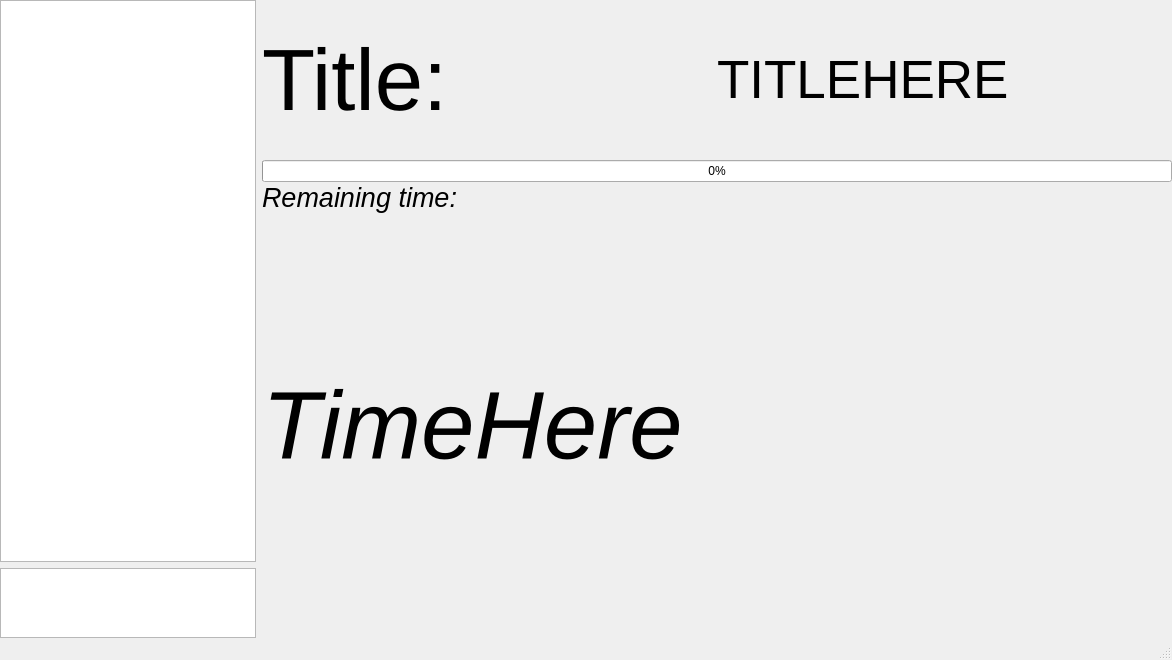
Before: the Qt Designer form client/kitchenhelper_client/ui/MainWindow.ui in noFrostoo/KitchenHelper, drawn with Qt 5.
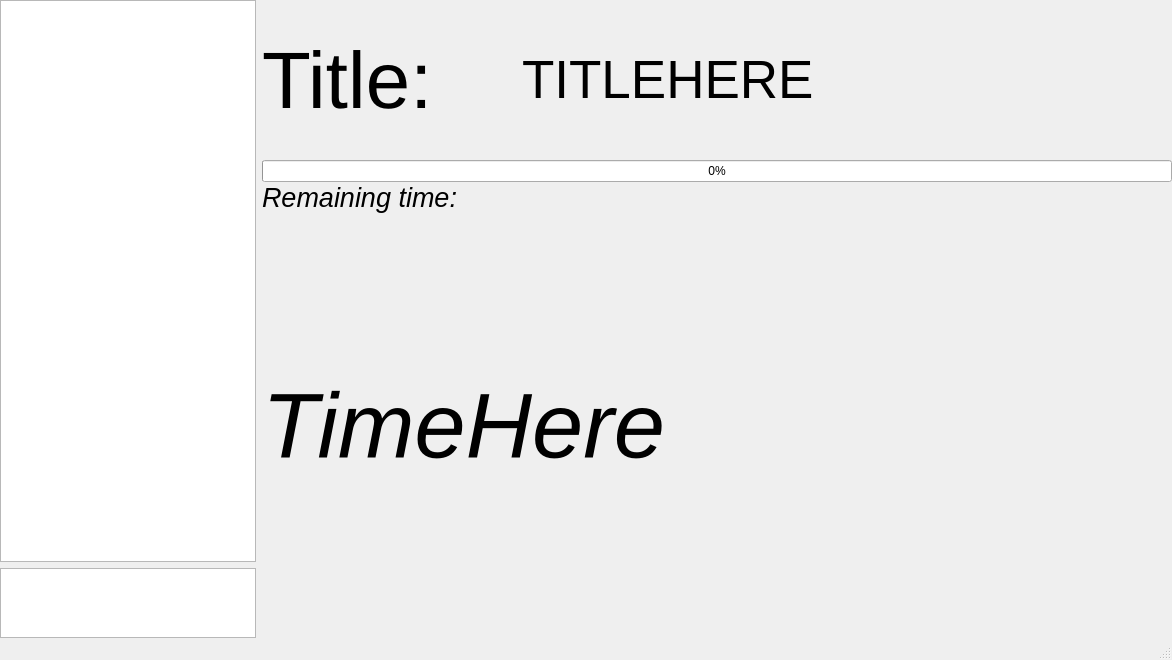
After: the same form once the commit is applied.

```diff
--- a/client/kitchenhelper_client/ui/MainWindow.ui
+++ b/client/kitchenhelper_client/ui/MainWindow.ui
@@ -96,7 +96,7 @@
          <number>0</number>
         </property>
         <widget class="QWidget" name="ListPage">
-         <layout class="QGridLayout" name="gridLayout_3" rowstretch="1,3,0,0,0,0,0,0,0,0">
+         <layout class="QGridLayout" name="gridLayout_3" rowstretch="1,3">
           <property name="leftMargin">
            <number>0</number>
           </property>
@@ -113,7 +113,7 @@
            <number>0</number>
           </property>
           <item row="0" column="0">
-           <layout class="QHBoxLayout" name="TitleLayout" stretch="0,0">
+           <layout class="QHBoxLayout" name="TitleLayout" stretch="2,0">
             <property name="spacing">
              <number>0</number>
             </property>
@@ -130,7 +130,7 @@
               </property>
               <property name="font">
                <font>
-                <pointsize>65</pointsize>
+                <pointsize>60</pointsize>
                 <weight>50</weight>
                 <bold>false</bold>
                </font>
@@ -204,7 +204,7 @@
               </property>
               <property name="font">
                <font>
-                <pointsize>72</pointsize>
+                <pointsize>69</pointsize>
                 <italic>true</italic>
                </font>
               </property>
```
Left out of the diff: 4 changed lines with no effect on the pictures.
